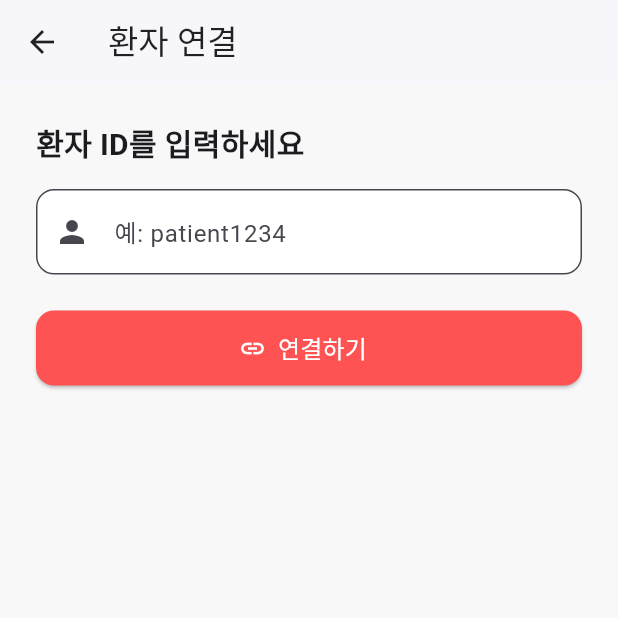
After one commit to ATOSCD/MobileApp, a Flutter app: the screen it shows after launch, after a tap on "환자 연결", on a phone screen of 412 x 824 dp, the top half of it. The commit adds this screen. Run offline on Flutter 3.47's test engine with Material 3 defaults, Android fonts, the phone set to English and light mode, and no system bars; our stand-ins replace dio, firebase_core, firebase_messaging, flutter_local_notifications; accounts and stored records are empty; network calls fail.

Commit message:
환자 연결 페이지 추가

```diff
--- /dev/null
+++ b/armobile/lib/connect.dart
@@ -0,0 +1,83 @@
+import 'package:flutter/material.dart';
+
+class ConnectPage extends StatefulWidget {
+  const ConnectPage({super.key});
+
+  @override
+  State<ConnectPage> createState() => _ConnectPageState();
+}
+
+class _ConnectPageState extends State<ConnectPage> {
+  final TextEditingController _controller = TextEditingController();
+
+  @override
+  void dispose() {
+    // 메모리 누수 방지를 위해 반드시 dispose 해줌
+    _controller.dispose();
+    super.dispose();
+  }
+
+  @override
+  Widget build(BuildContext context) {
+    return Scaffold(
+      appBar: AppBar(
+        title: const Text('환자 연결'),
+        backgroundColor: Colors.white,
+        foregroundColor: Colors.black87,
+        elevation: 1,
+      ),
+      backgroundColor: const Color(0xFFF8F8F8),
+      body: Padding(
+        padding: const EdgeInsets.all(24.0),
+        child: Column(
+          crossAxisAlignment: CrossAxisAlignment.start,
+          children: [
+            const Text(
+              '환자 ID를 입력하세요',
+              style: TextStyle(
+                fontSize: 20,
+                fontWeight: FontWeight.bold,
+              ),
+            ),
+            const SizedBox(height: 16),
+            TextField(
+              controller: _controller,
+              decoration: InputDecoration(
+                hintText: '예: patient1234',
+                prefixIcon: const Icon(Icons.person),
+                border: OutlineInputBorder(
+                  borderRadius: BorderRadius.circular(12),
+                ),
+                filled: true,
+                fillColor: Colors.white,
+              ),
+            ),
+            const SizedBox(height: 24),
+            SizedBox(
+              width: double.infinity,
+              height: 50,
+              child: ElevatedButton.icon(
+                onPressed: () {
+                  // 연결 동작은 추후 구현 예정
+                  debugPrint('입력된 ID: ${_controller.text}');
+                },
+                icon: const Icon(Icons.link),
+                label: const Text(
+                  '연결하기',
+                  style: TextStyle(fontSize: 16),
+                ),
+                style: ElevatedButton.styleFrom(
+                  backgroundColor: Colors.redAccent,
+                  foregroundColor: Colors.white,
+                  shape: RoundedRectangleBorder(
+                    borderRadius: BorderRadius.circular(12),
+                  ),
+                ),
+              ),
+            ),
+          ],
+        ),
+      ),
+    );
+  }
+}
--- a/armobile/lib/main.dart
+++ b/armobile/lib/main.dart
@@ -6,6 +6,7 @@ import 'package:flutter_local_notifications/flutter_local_notifications.dart';
 import 'chat.dart';
 import 'list.dart';
 import 'log.dart';
+import 'connect.dart';
 
 // 로컬 알림 플러그인 인스턴스
 final FlutterLocalNotificationsPlugin flutterLocalNotificationsPlugin =
@@ -193,6 +194,14 @@ class _MyAppState extends State<HomePage> {
               color: Colors.teal,
               onTap: () => Navigator.push(context, MaterialPageRoute(builder: (_) => const LogPage())),
             ),
+            const SizedBox(height: 16),
+            _buildMenuCard(
+              context,
+              title: '환자 연결',
+              icon: Icons.person_add_alt_1,
+              color: Colors.redAccent,
+              onTap: () => Navigator.push(context, MaterialPageRoute(builder: (_) => const ConnectPage())),
+            ),
           ],
         ),
       ),
```
